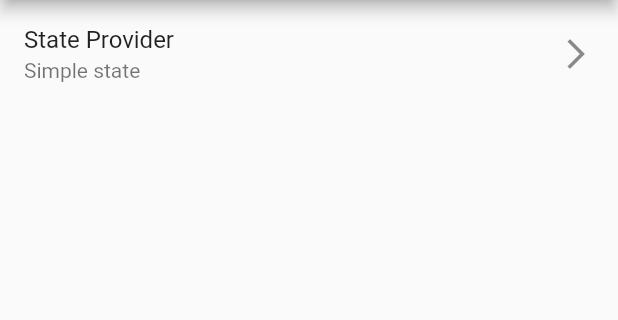
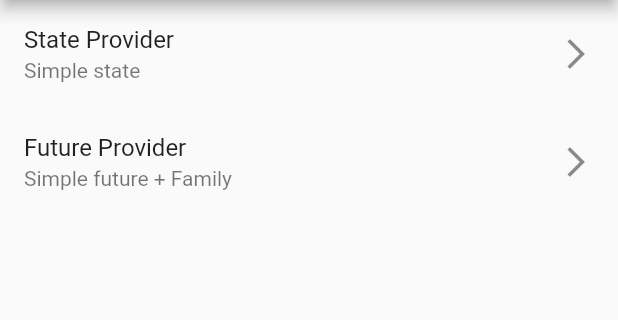
Before and after one commit to DavidVM12/river_app, a Flutter app: the screen it shows after launch, on a phone screen of 412 x 824 dp, the part 84-404 px from its top. Run offline on Flutter 3.47's test engine with Material 2 defaults, Android fonts, the phone set to English and light mode, and no system bars; our stand-ins replace dio, flutter_riverpod, go_router, google_fonts; missing offline and left inert: random_name_generator.

Commit message:
feat: pokeApi consume, arrive pokemon name

```diff
--- a/lib/config/config.dart
+++ b/lib/config/config.dart
@@ -1,3 +1,5 @@
 export 'theme//app_theme.dart';
 export 'routers//app_router.dart';
+
 export 'helpers//random_generator.dart';
+export 'helpers//pokemon_service.dart';
--- a/lib/config/routers/app_router.dart
+++ b/lib/config/routers/app_router.dart
@@ -6,4 +6,7 @@ final appRouter = GoRouter(routes: [
   GoRoute(
       path: '/state-provider',
       builder: (context, state) => const StateProviderScreen()),
+  GoRoute(
+      path: '/future-provider',
+      builder: (context, state) => const PokemonScreen()),
 ]);
--- a/lib/presentation/providers/providers.dart
+++ b/lib/presentation/providers/providers.dart
@@ -1 +1,2 @@
 export 'random_name_provider.dart';
+export 'pokemon_provider.dart';
--- a/lib/presentation/screens/home/home_screen.dart
+++ b/lib/presentation/screens/home/home_screen.dart
@@ -27,6 +27,10 @@ class _HomeScreenView extends StatelessWidget {
             title: 'State Provider',
             subTitle: 'Simple state',
             location: '/state-provider'),
+        _CustomListTile(
+            title: 'Future Provider',
+            subTitle: 'Simple future + Family',
+            location: '/future-provider'),
       ],
     );
   }
@@ -43,7 +47,7 @@ class _CustomListTile extends StatelessWidget {
   @override
   Widget build(BuildContext context) {
     return ListTile(
-      title: Text(title),
+      title: Text(title, style: Theme.of(context).textTheme.titleMedium),
       subtitle: Text(subTitle),
       trailing: const Icon(Icons.arrow_forward_ios),
       onTap: () => context.push(location),
--- a/lib/presentation/screens/screens.dart
+++ b/lib/presentation/screens/screens.dart
@@ -1,2 +1,3 @@
 export 'home/home_screen.dart';
 export 'state_provider/state_provider_screen.dart';
+export 'future_provider/pokemon_screen.dart';
--- a/pubspec.yaml
+++ b/pubspec.yaml
@@ -7,6 +7,7 @@ environment:
   sdk: '>=3.0.5 <4.0.0'
 
 dependencies:
+  dio: ^5.3.0
   flutter:
     sdk: flutter
   flutter_riverpod: ^2.3.6
```
Also changed, not shown: lib/config/helpers/pokemon_service.dart (added, +16 -0 lines), lib/presentation/providers/pokemon_provider.dart (added, +19 -0 lines), lib/presentation/screens/future_provider/pokemon_screen.dart (added, +49 -0 lines), pubspec.lock.
